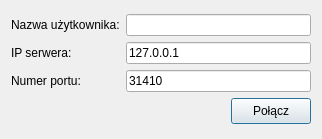
Above: client/dialog.ui from eplightning/yet-another-irc-clone before the change. Below: the same form after it.
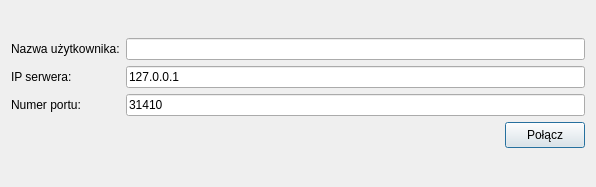
That is the form after the change. Icons and pictures are not drawn.

The edit to the form file:
```diff
--- a/client/dialog.ui
+++ b/client/dialog.ui
@@ -6,8 +6,8 @@
    <rect>
     <x>0</x>
     <y>0</y>
-    <width>322</width>
-    <height>139</height>
+    <width>596</width>
+    <height>187</height>
    </rect>
   </property>
   <property name="windowTitle">
```
Left out of the diff: 8 changed lines with no effect on the pictures.
